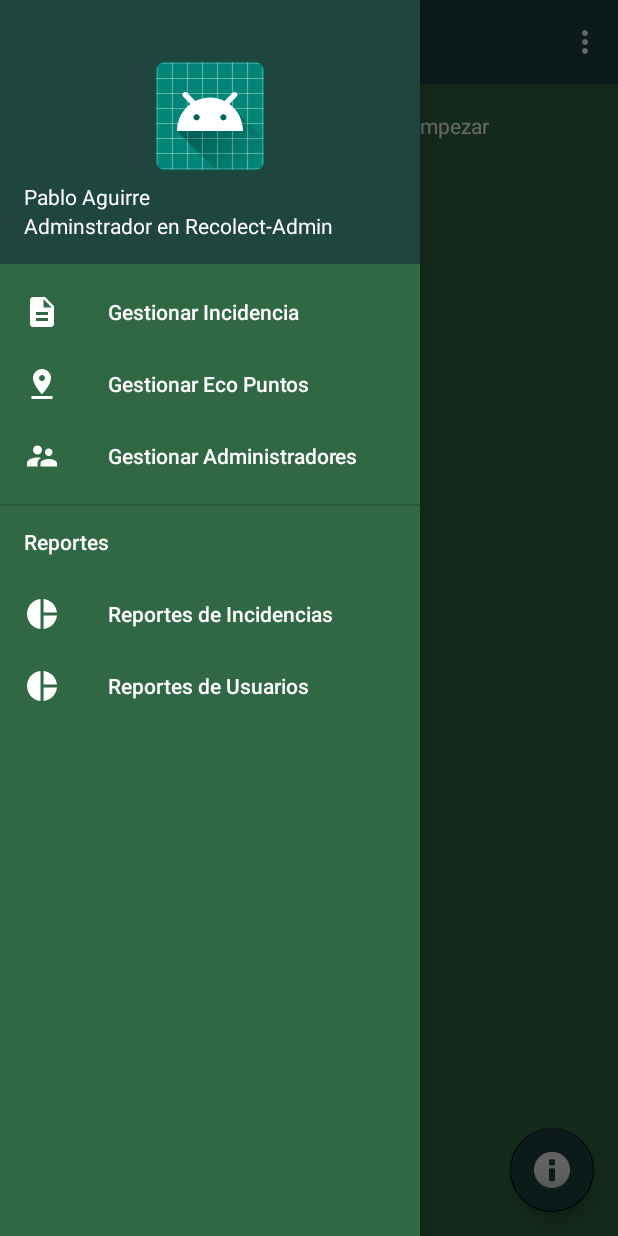
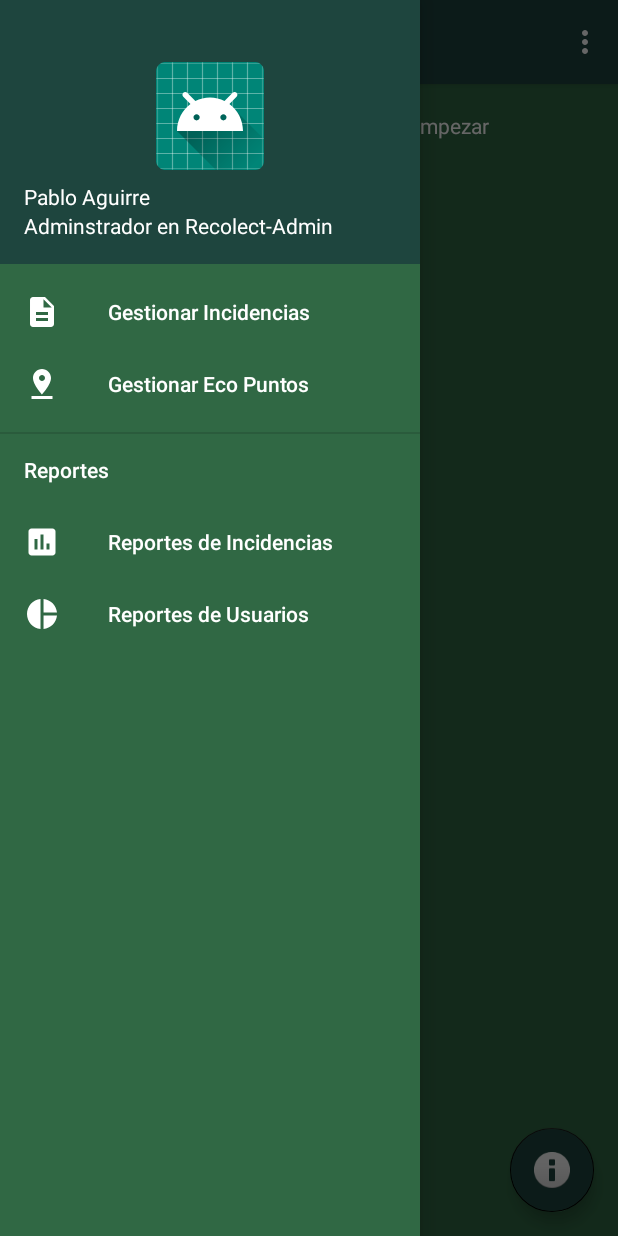
Before and after one commit to pabloaav/Recolect-Admin, an Android app: the screen it shows after launch (MainActivity), with the side drawer open, on a phone screen of 412 x 824 dp. Run offline under Robolectric (Android 15) with nearby library versions, the phone set to English and light mode, and no system bars; Roboto replaces fonts that are not available here.

Commit message:
commit se cambiaron iconos en el navigation drawer

```diff
--- a/app/src/main/java/com/e/recolect_admin/MainActivity.java
+++ b/app/src/main/java/com/e/recolect_admin/MainActivity.java
@@ -85,7 +85,7 @@
             // Handle the camera action
         } else if (id == R.id.nav_gallery) {
 
-        } else if (id == R.id.nav_slideshow) {
+        /*} else if (id == R.id.nav_slideshow) {*/
 
         /*} else if (id == R.id.nav_tools) {*/
 
--- /dev/null
+++ b/app/src/main/res/drawable-anydpi/ic_reportes2.xml
@@ -0,0 +1,10 @@
+<vector xmlns:android="http://schemas.android.com/apk/res/android"
+    android:width="24dp"
+    android:height="24dp"
+    android:viewportWidth="24"
+    android:viewportHeight="24"
+    android:tint="#FFFFFF">
+    <path
+        android:fillColor="#FF000000"
+        android:pathData="M19,3L5,3c-1.1,0 -2,0.9 -2,2v14c0,1.1 0.9,2 2,2h14c1.1,0 2,-0.9 2,-2L21,5c0,-1.1 -0.9,-2 -2,-2zM9,17L7,17v-7h2v7zM13,17h-2L11,7h2v10zM17,17h-2v-4h2v4z"/>
+</vector>
--- a/app/src/main/res/menu/activity_main_drawer.xml
+++ b/app/src/main/res/menu/activity_main_drawer.xml
@@ -12,10 +12,11 @@
             android:id="@+id/nav_gallery"
             android:icon="@drawable/ic_gestion_ecop"
             android:title="@string/menu_gestionar_ecopuntos" />
-        <item
+
+        <!--<item
             android:id="@+id/nav_slideshow"
             android:icon="@drawable/ic_gestion_admins"
-            android:title="@string/menu_gestionar_admin"/>
+            android:title="@string/menu_gestionar_admin"/>-->
 
        <!-- <item
             android:id="@+id/nav_tools"
@@ -30,7 +31,7 @@
         <menu>
             <item
                 android:id="@+id/nav_share"
-                android:icon="@drawable/ic_reportes"
+                android:icon="@drawable/ic_reportes2"
                 android:title="@string/menu_reporte_inc"/>
             <item
                 android:id="@+id/nav_send"
--- a/app/src/main/res/values/strings.xml
+++ b/app/src/main/res/values/strings.xml
@@ -8,7 +8,7 @@
     <string name="action_settings">Opciones</string>
 
 
-    <string name="menu_gestionar_inc">Gestionar Incidencia</string>
+    <string name="menu_gestionar_inc">Gestionar Incidencias</string>
     <string name="menu_gestionar_ecopuntos">Gestionar Eco Puntos</string>
     <string name="menu_gestionar_admin">Gestionar Administradores</string>
 
```
Also changed, not shown: app/src/main/res/drawable-hdpi/ic_reportes2.png (added), app/src/main/res/drawable-mdpi/ic_reportes2.png (added), app/src/main/res/drawable-xhdpi/ic_reportes2.png (added), app/src/main/res/drawable-xxhdpi/ic_reportes2.png (added).
